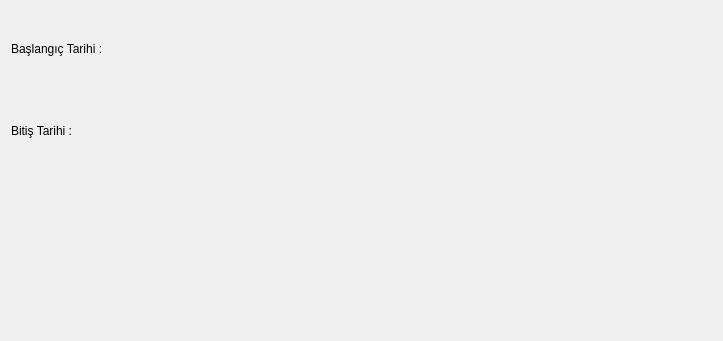
adakteknoloji/FRAMEWORK, file TEMPLATE/xyz_batch.ui: the form before one commit.
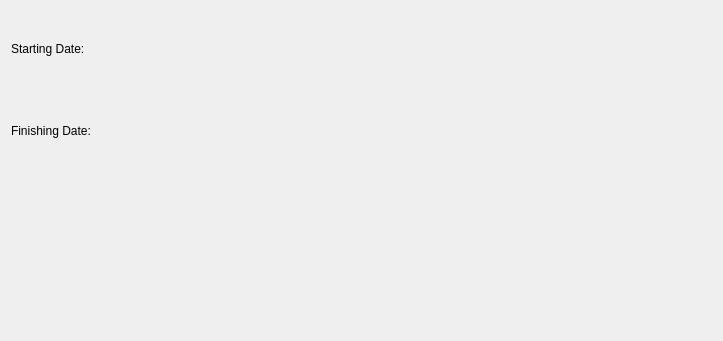
The form after the commit. Custom widgets are drawn as their Qt base class.

The edit to the form file:
```diff
--- a/TEMPLATE/xyz_batch.ui
+++ b/TEMPLATE/xyz_batch.ui
@@ -25,7 +25,7 @@
      <item row="0" column="0">
       <widget class="QLabel" name="label">
        <property name="text">
-        <string>Başlangıç Tarihi :</string>
+        <string>Starting Date:</string>
        </property>
       </widget>
      </item>
@@ -47,7 +47,7 @@
      <item row="1" column="0">
       <widget class="QLabel" name="label_2">
        <property name="text">
-        <string>Bitiş Tarihi :</string>
+        <string>Finishing Date:</string>
        </property>
       </widget>
      </item>
```
Left out of the diff: 4 changed lines with no effect on the pictures.
